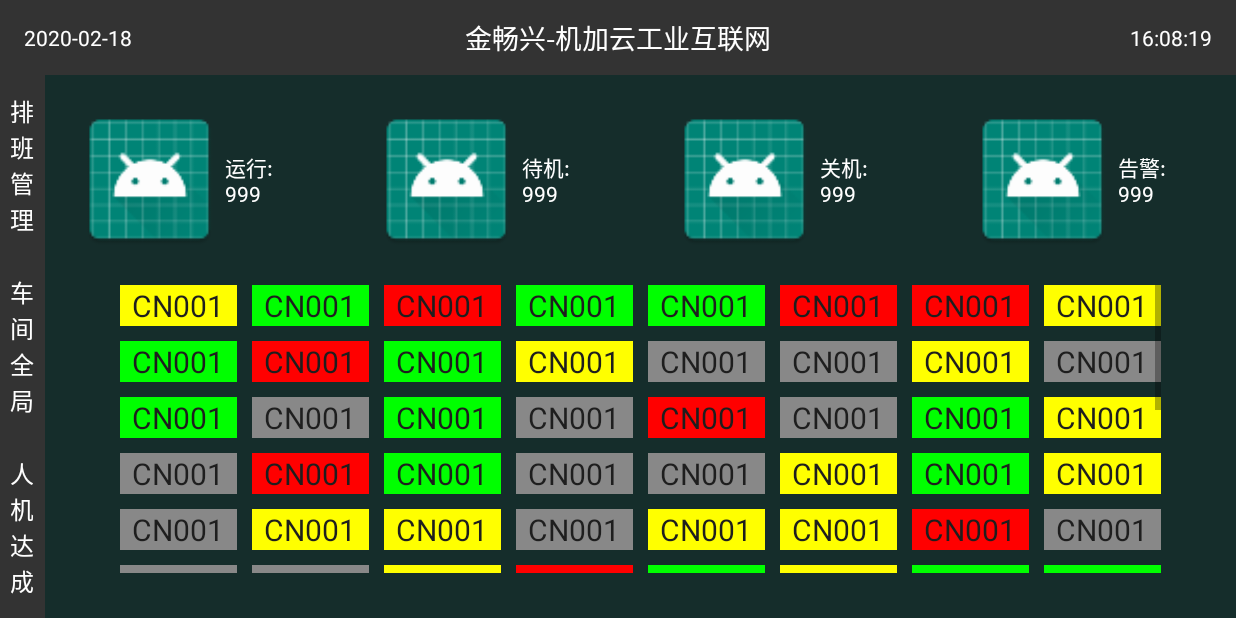
After one commit to yesky2020/MyCloudTV, an Android app: the fragment WorkShopFragment placed in its activity, on a phone screen of 824 x 412 dp (held sideways). The commit adds this screen. Run offline under Robolectric (Android 15) with nearby library versions, the phone set to English and light mode, and no system bars; our stand-ins replace ButterKnife.

Commit message:
车间全局界面布局  【dmy】

```diff
--- a/app/src/main/java/com/example/mycloudtv/MainActivity.java
+++ b/app/src/main/java/com/example/mycloudtv/MainActivity.java
@@ -66,7 +66,7 @@ public class MainActivity extends FragmentActivity {
                 switchFragment(new FirstFragment()).commit();
                 break;
             case R.id.tvChe:
-                switchFragment(new SecondFragment()).commit();
+                switchFragment(new WorkShopFragment()).commit();
                 break;
             case R.id.tvRenJi:
                 switchFragment(new ThirdFragment()).commit();
--- a/app/src/main/java/com/example/mycloudtv/SecondFragment.java
+++ /dev/null
@@ -1,19 +0,0 @@
-package com.example.mycloudtv;
-
-import android.os.Bundle;
-import android.view.LayoutInflater;
-import android.view.View;
-import android.view.ViewGroup;
-
-import androidx.annotation.NonNull;
-import androidx.annotation.Nullable;
-import androidx.fragment.app.Fragment;
-
-public class SecondFragment extends Fragment {
-    @Nullable
-    @Override
-    public View onCreateView(@NonNull LayoutInflater inflater, @Nullable ViewGroup container, @Nullable Bundle savedInstanceState) {
-        View view = inflater.inflate(R.layout.fragment_second, container, false);
-        return view;
-    }
-}
--- /dev/null
+++ b/app/src/main/java/com/example/mycloudtv/WorkShopFragment.java
@@ -0,0 +1,52 @@
+package com.example.mycloudtv;
+
+import android.os.Bundle;
+import android.view.LayoutInflater;
+import android.view.View;
+import android.view.ViewGroup;
+import android.widget.GridView;
+
+import com.example.mycloudtv.bean.WorkShopStatusBean;
+import com.example.mycloudtv.table.GirdAdapter;
+
+import java.security.SecureRandom;
+import java.util.ArrayList;
+import java.util.List;
+import java.util.Random;
+
+import androidx.annotation.NonNull;
+import androidx.annotation.Nullable;
+import androidx.fragment.app.Fragment;
+
+public class WorkShopFragment extends Fragment {
+
+    private GridView statusTable;
+    private List<WorkShopStatusBean> dataBeans = new ArrayList<>();
+    private GirdAdapter girdAdapter;
+
+    @Nullable
+    @Override
+    public View onCreateView(@NonNull LayoutInflater inflater, @Nullable ViewGroup container, @Nullable Bundle savedInstanceState) {
+        View view = inflater.inflate(R.layout.fragment_second, container, false);
+        statusTable = view.findViewById(R.id.grid_frame);
+        initData();
+        bindView();
+        return view;
+    }
+
+
+    private void initData(){
+        for (int a = 0; a < 96; a++){
+            WorkShopStatusBean dataBean = new WorkShopStatusBean();
+            dataBean.setId(a);
+            dataBean.setName("CN001");
+            dataBean.setStatus(new SecureRandom().nextInt(4));
+            dataBeans.add(dataBean);
+        }
+    }
+
+    private void bindView(){
+        girdAdapter = new GirdAdapter(this.getActivity(), dataBeans);
+        statusTable.setAdapter(girdAdapter);
+    }
+}
--- /dev/null
+++ b/app/src/main/java/com/example/mycloudtv/bean/WorkShopStatusBean.java
@@ -0,0 +1,35 @@
+package com.example.mycloudtv.bean;
+
+/**
+ * 车间全局状态
+ */
+public class WorkShopStatusBean {
+    private long id;
+    private String name;
+    /** 状态：0:运行, 1:待机, 2:关机, 3:告警, 4:默认**/
+    private int status;
+
+    public long getId() {
+        return id;
+    }
+
+    public void setId(long id) {
+        this.id = id;
+    }
+
+    public String getName() {
+        return name;
+    }
+
+    public void setName(String name) {
+        this.name = name;
+    }
+
+    public int getStatus() {
+        return status;
+    }
+
+    public void setStatus(int status) {
+        this.status = status;
+    }
+}
--- /dev/null
+++ b/app/src/main/java/com/example/mycloudtv/table/GirdAdapter.java
@@ -0,0 +1,95 @@
+package com.example.mycloudtv.table;
+
+import android.content.Context;
+import android.graphics.Color;
+import android.view.LayoutInflater;
+import android.view.View;
+import android.view.ViewGroup;
+import android.widget.BaseAdapter;
+import android.widget.LinearLayout;
+import android.widget.TextView;
+
+import com.example.mycloudtv.R;
+import com.example.mycloudtv.bean.WorkShopStatusBean;
+
+import java.util.List;
+
+public class GirdAdapter extends BaseAdapter {
+
+    private Context context;
+    private List<WorkShopStatusBean> dataList;
+
+    public GirdAdapter(Context context, List<WorkShopStatusBean> dataList) {
+        this.context = context;
+        this.dataList = dataList;
+    }
+
+    @Override
+    public int getCount() {
+        if (dataList == null || dataList.isEmpty()){
+            return 0;
+        }else {
+            return dataList.size();
+        }
+    }
+
+    @Override
+    public Object getItem(int i) {
+        if (dataList == null || dataList.isEmpty()){
+            return null;
+        }else {
+            return dataList.get(i);
+        }
+    }
+
+    @Override
+    public long getItemId(int i) {
+        if (dataList == null || dataList.isEmpty()){
+            return 0;
+        }else {
+            return i;
+        }
+    }
+
+    @Override
+    public View getView(int i, View view, ViewGroup viewGroup) {
+        ViewHolder viewHolder;
+        if (view == null){
+            view = LayoutInflater.from(context).inflate(R.layout.layout_workshop_gird_item, viewGroup, false);
+            viewHolder = new ViewHolder();
+            viewHolder.item = view.findViewById(R.id.item_view);
+            viewHolder.name = view.findViewById(R.id.statusItem);
+            view.setTag(viewHolder);
+        }else {
+            viewHolder = (ViewHolder) view.getTag();
+        }
+
+        WorkShopStatusBean bean = dataList.get(i);
+        if (bean != null){
+            viewHolder.name.setText(bean.getName());
+            viewHolder.item.setBackgroundColor(getColor(bean.getStatus()));
+        }
+        return view;
+    }
+
+    private int getColor(int status){
+        switch (status){
+            case 0:
+                return Color.GREEN;
+            case 1:
+                return Color.RED;
+            case 2:
+                return Color.YELLOW;
+            case 3:
+                return Color.GRAY;
+            default:
+                return Color.BLACK;
+
+        }
+    }
+
+    private static class ViewHolder{
+        LinearLayout item;
+        TextView name;
+    }
+}
--- a/app/src/main/res/layout/fragment_second.xml
+++ b/app/src/main/res/layout/fragment_second.xml
@@ -1,15 +1,109 @@
 <?xml version="1.0" encoding="utf-8"?>
-<LinearLayout xmlns:android="http://schemas.android.com/apk/res/android"
+<RelativeLayout xmlns:android="http://schemas.android.com/apk/res/android"
+    xmlns:tools="http://schemas.android.com/tools"
     android:layout_width="match_parent"
     android:layout_height="match_parent"
-    android:gravity="center"
-    android:background="@color/green"
-    android:orientation="vertical">
+    android:background="#152D2B"
+    >
 
+    <LinearLayout
+        android:id="@+id/label"
+        android:layout_gravity="top"
+        android:layout_height="wrap_content"
+        android:layout_width="match_parent"
+        android:orientation="horizontal">
 
-    <TextView
-        android:layout_width="wrap_content"
+        <LinearLayout
+            android:layout_width="0dp"
+            android:layout_height="wrap_content"
+            android:orientation="horizontal"
+            android:gravity="center_vertical"
+            android:layout_margin="20dp"
+            android:layout_weight="1">
+            <ImageView
+                android:layout_width="100dp"
+                android:layout_height="100dp"
+                android:src="@mipmap/ic_launcher"
+                android:scaleType="fitCenter"/>
+            <TextView
+                android:id="@+id/tv_1"
+                android:layout_width="wrap_content"
+                android:layout_height="wrap_content"
+                android:text="运行: 999"
+                android:textColor="#FFFFFF"/>
+        </LinearLayout>
+
+        <LinearLayout
+            android:layout_width="0dp"
+            android:layout_height="wrap_content"
+            android:orientation="horizontal"
+            android:gravity="center_vertical"
+            android:layout_margin="20dp"
+            android:layout_weight="1">
+            <ImageView
+                android:layout_width="100dp"
+                android:layout_height="100dp"
+                android:src="@mipmap/ic_launcher"
+                android:scaleType="fitCenter"/>
+            <TextView
+                android:id="@+id/tv_2"
+                android:layout_width="wrap_content"
+                android:layout_height="wrap_content"
+                android:text="待机: 999"
+                android:textColor="#FFFFFF"/>
+        </LinearLayout>
+        <LinearLayout
+            android:layout_width="0dp"
+            android:layout_height="wrap_content"
+            android:orientation="horizontal"
+            android:gravity="center_vertical"
+            android:layout_margin="20dp"
+            android:layout_weight="1">
+            <ImageView
+                android:layout_width="100dp"
+                android:layout_height="100dp"
+                android:src="@mipmap/ic_launcher"
+                android:scaleType="fitCenter"/>
+            <TextView
+                android:id="@+id/tv_3"
+                android:layout_width="wrap_content"
+                android:layout_height="wrap_content"
+                android:text="关机: 999"
+                android:textColor="#FFFFFF"/>
+        </LinearLayout>
+        <LinearLayout
+            android:layout_width="0dp"
+            android:layout_height="wrap_content"
+            android:orientation="horizontal"
+            android:gravity="center_vertical"
+            android:layout_margin="20dp"
+            android:layout_weight="1">
+            <ImageView
+                android:layout_width="100dp"
+                android:layout_height="100dp"
+                android:src="@mipmap/ic_launcher"
+                android:scaleType="fitCenter"/>
+            <TextView
+                android:id="@+id/tv_4"
+                android:layout_width="wrap_content"
+                android:layout_height="wrap_content"
+                android:text="告警: 999"
+                android:textColor="#FFFFFF"/>
+        </LinearLayout>
+    </LinearLayout>
+
+    <GridView
+        android:layout_width="match_parent"
         android:layout_height="wrap_content"
-        android:layout_gravity="center"
-        android:text="第二个fragment"/>
-</LinearLayout>
+        android:layout_below="@+id/label"
+        android:layout_marginStart="50dp"
+        android:layout_marginEnd="50dp"
+        android:layout_marginBottom="30dp"
+        android:id="@+id/grid_frame"
+        android:numColumns="8"
+        android:horizontalSpacing="10dp"
+        android:verticalSpacing="10dp">
+
+    </GridView>
+
+</RelativeLayout>
--- /dev/null
+++ b/app/src/main/res/layout/layout_workshop_gird_item.xml
@@ -0,0 +1,17 @@
+<?xml version="1.0" encoding="utf-8"?>
+<LinearLayout xmlns:android="http://schemas.android.com/apk/res/android"
+    android:layout_width="match_parent"
+    android:layout_height="match_parent"
+    android:orientation="vertical"
+    android:id="@+id/item_view"
+    android:background="#FF00FF00">
+    <TextView
+        android:id="@+id/statusItem"
+        android:layout_width="match_parent"
+        android:layout_height="match_parent"
+        android:gravity="center"
+        android:text="CN001"
+        android:textColor="#1E1E1E"
+        android:textSize="20sp"
+        />
+</LinearLayout>
```
